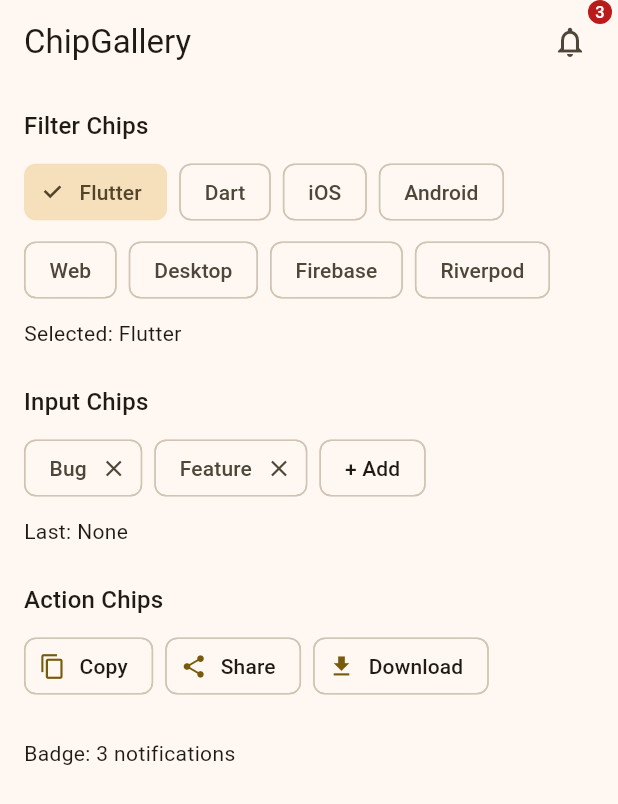
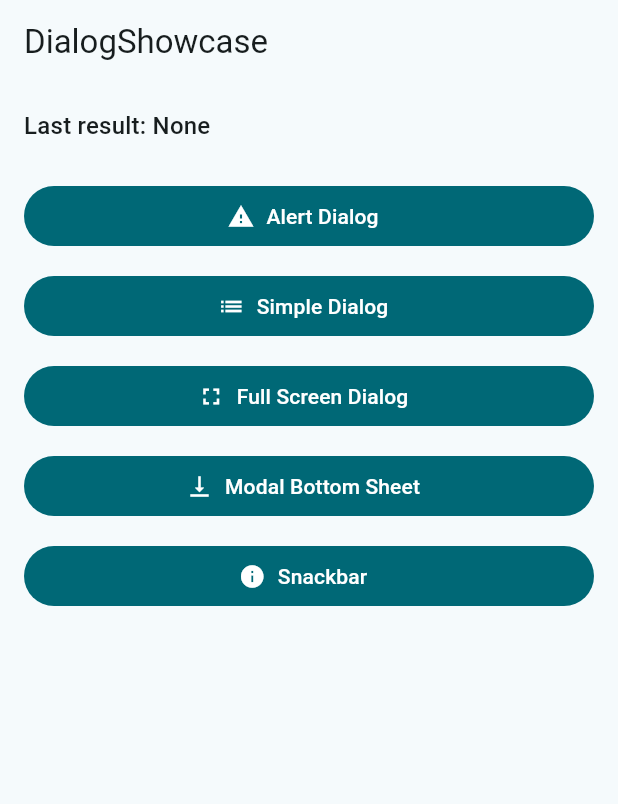
Before and after one commit to nicomoshi/iez, a Flutter app: the screen it shows after launch, on a phone screen of 412 x 824 dp. Shown: the top 804 px of the screen. Run offline on Flutter 3.47's test engine with Material 3 defaults, Android fonts, the phone set to English and light mode, and no system bars.

Commit message:
test: Apps 65-67 — GridDashboard/TabForm/DialogShowcase (68 assertions, 100%)
Co-Authored-By: Claude Opus 4.6 (1M context) <noreply@anthropic.com>

```diff
--- a/test_app/lib/main.dart
+++ b/test_app/lib/main.dart
@@ -1,81 +1,102 @@
 import 'package:flutter/material.dart';
-void main() => runApp(const App64());
-class App64 extends StatelessWidget {
-  const App64({super.key});
+void main() => runApp(const App67());
+class App67 extends StatelessWidget {
+  const App67({super.key});
   @override
   Widget build(BuildContext context) {
     return MaterialApp(
-      title: 'ChipGallery',
-      theme: ThemeData(colorSchemeSeed: Colors.amber, useMaterial3: true),
-      home: const ChipGalleryHome(),
+      title: 'DialogShowcase',
+      theme: ThemeData(colorSchemeSeed: Colors.cyan, useMaterial3: true),
+      home: const DialogShowcaseHome(),
     );
   }
 }
-class ChipGalleryHome extends StatefulWidget {
-  const ChipGalleryHome({super.key});
+class DialogShowcaseHome extends StatefulWidget {
+  const DialogShowcaseHome({super.key});
   @override
-  State<ChipGalleryHome> createState() => _ChipGalleryHomeState();
+  State<DialogShowcaseHome> createState() => _DialogShowcaseHomeState();
 }
-class _ChipGalleryHomeState extends State<ChipGalleryHome> {
-  final Set<String> _selectedTags = {'Flutter'};
-  final List<String> _allTags = ['Flutter', 'Dart', 'iOS', 'Android', 'Web', 'Desktop', 'Firebase', 'Riverpod'];
-  final List<String> _inputChips = ['Bug', 'Feature'];
-  String _lastAction = 'None';
-  int _notificationCount = 3;
+class _DialogShowcaseHomeState extends State<DialogShowcaseHome> {
+  String _lastResult = 'None';
   @override
   Widget build(BuildContext context) {
     return Scaffold(
-      appBar: AppBar(title: const Text('ChipGallery'), actions: [
-        Badge(label: Text('$_notificationCount'), child: IconButton(
-          icon: const Icon(Icons.notifications_outlined),
-          onPressed: () => setState(() => _notificationCount = 0),
-        )),
-        const SizedBox(width: 8),
+      appBar: AppBar(title: const Text('DialogShowcase')),
+      body: ListView(padding: const EdgeInsets.all(16), children: [
+        Text('Last result: $_lastResult', style: Theme.of(context).textTheme.titleMedium),
+        const SizedBox(height: 24),
+        FilledButton.icon(
+          icon: const Icon(Icons.warning),
+          label: const Text('Alert Dialog'),
+          onPressed: () => showDialog(context: context, builder: (ctx) => AlertDialog(
+            title: const Text('Confirm Delete'),
+            content: const Text('Are you sure you want to delete this item?'),
+            actions: [
+              TextButton(onPressed: () { Navigator.pop(ctx); setState(() => _lastResult = 'Cancelled'); },
+                child: const Text('Cancel')),
+              FilledButton(onPressed: () { Navigator.pop(ctx); setState(() => _lastResult = 'Deleted'); },
+                child: const Text('Delete')),
+            ],
+          )),
+        ),
+        const SizedBox(height: 12),
+        FilledButton.icon(
+          icon: const Icon(Icons.list),
+          label: const Text('Simple Dialog'),
+          onPressed: () => showDialog(context: context, builder: (ctx) => SimpleDialog(
+            title: const Text('Choose Color'),
+            children: ['Red', 'Green', 'Blue'].map((c) => SimpleDialogOption(
+              onPressed: () { Navigator.pop(ctx); setState(() => _lastResult = 'Color: $c'); },
+              child: Text(c),
+            )).toList(),
+          )),
+        ),
+        const SizedBox(height: 12),
+        FilledButton.icon(
+          icon: const Icon(Icons.fullscreen),
+          label: const Text('Full Screen Dialog'),
+          onPressed: () => Navigator.of(context).push(MaterialPageRoute(
+            fullscreenDialog: true,
+            builder: (ctx) => Scaffold(
+              appBar: AppBar(title: const Text('Full Screen'), actions: [
+                TextButton(onPressed: () { Navigator.pop(ctx); setState(() => _lastResult = 'Full screen done'); },
+                  child: const Text('Done')),
+              ]),
+              body: const Center(child: Text('Full screen dialog content')),
+            ),
+          )),
+        ),
+        const SizedBox(height: 12),
+        FilledButton.icon(
+          icon: const Icon(Icons.vertical_align_bottom),
+          label: const Text('Modal Bottom Sheet'),
+          onPressed: () => showModalBottomSheet(context: context, builder: (ctx) => Padding(
+            padding: const EdgeInsets.all(24),
+            child: Column(mainAxisSize: MainAxisSize.min, children: [
+              const Text('Modal Sheet', style: TextStyle(fontSize: 20, fontWeight: FontWeight.bold)),
+              const SizedBox(height: 16),
+              ListTile(leading: const Icon(Icons.photo), title: const Text('Photo'),
+                onTap: () { Navigator.pop(ctx); setState(() => _lastResult = 'Photo'); }),
+              ListTile(leading: const Icon(Icons.camera), title: const Text('Camera'),
+                onTap: () { Navigator.pop(ctx); setState(() => _lastResult = 'Camera'); }),
+              ListTile(leading: const Icon(Icons.file_copy), title: const Text('File'),
+                onTap: () { Navigator.pop(ctx); setState(() => _lastResult = 'File'); }),
+            ]),
+          )),
+        ),
+        const SizedBox(height: 12),
+        FilledButton.icon(
+          icon: const Icon(Icons.info),
+          label: const Text('Snackbar'),
+          onPressed: () {
+            setState(() => _lastResult = 'Snackbar shown');
+            ScaffoldMessenger.of(context).showSnackBar(const SnackBar(
+              content: Text('This is a snackbar message'),
+              duration: Duration(seconds: 2),
+            ));
+          },
+        ),
       ]),
-      body: SingleChildScrollView(padding: const EdgeInsets.all(16), child: Column(
-        crossAxisAlignment: CrossAxisAlignment.start,
-        children: [
-          Text('Filter Chips', style: Theme.of(context).textTheme.titleMedium),
-          const SizedBox(height: 8),
-          Wrap(spacing: 8, runSpacing: 4, children: _allTags.map((tag) =>
-            FilterChip(
-              label: Text(tag),
-              selected: _selectedTags.contains(tag),
-              onSelected: (v) => setState(() { v ? _selectedTags.add(tag) : _selectedTags.remove(tag); }),
-            ),
-          ).toList()),
-          const SizedBox(height: 8),
-          Text('Selected: ${_selectedTags.join(", ")}'),
-          const SizedBox(height: 24),
-          Text('Input Chips', style: Theme.of(context).textTheme.titleMedium),
-          const SizedBox(height: 8),
-          Wrap(spacing: 8, runSpacing: 4, children: [
-            ..._inputChips.map((c) => InputChip(
-              label: Text(c),
-              onDeleted: () => setState(() => _inputChips.remove(c)),
-              onPressed: () => setState(() => _lastAction = 'Pressed $c'),
-            )),
-            ActionChip(label: const Text('+ Add'), onPressed: () {
-              setState(() { _inputChips.add('Label ${_inputChips.length + 1}'); _lastAction = 'Added chip'; });
-            }),
-          ]),
-          const SizedBox(height: 8),
-          Text('Last: $_lastAction'),
-          const SizedBox(height: 24),
-          Text('Action Chips', style: Theme.of(context).textTheme.titleMedium),
-          const SizedBox(height: 8),
-          Wrap(spacing: 8, children: [
-            ActionChip(avatar: const Icon(Icons.copy, size: 18), label: const Text('Copy'),
-              onPressed: () => setState(() => _lastAction = 'Copied')),
-            ActionChip(avatar: const Icon(Icons.share, size: 18), label: const Text('Share'),
-              onPressed: () => setState(() => _lastAction = 'Shared')),
-            ActionChip(avatar: const Icon(Icons.download, size: 18), label: const Text('Download'),
-              onPressed: () => setState(() => _lastAction = 'Downloaded')),
-          ]),
-          const SizedBox(height: 24),
-          Text('Badge: ${_notificationCount > 0 ? "$_notificationCount notifications" : "No notifications"}'),
-        ],
-      )),
     );
   }
 }
```
Also changed, not shown: 1 other file.
